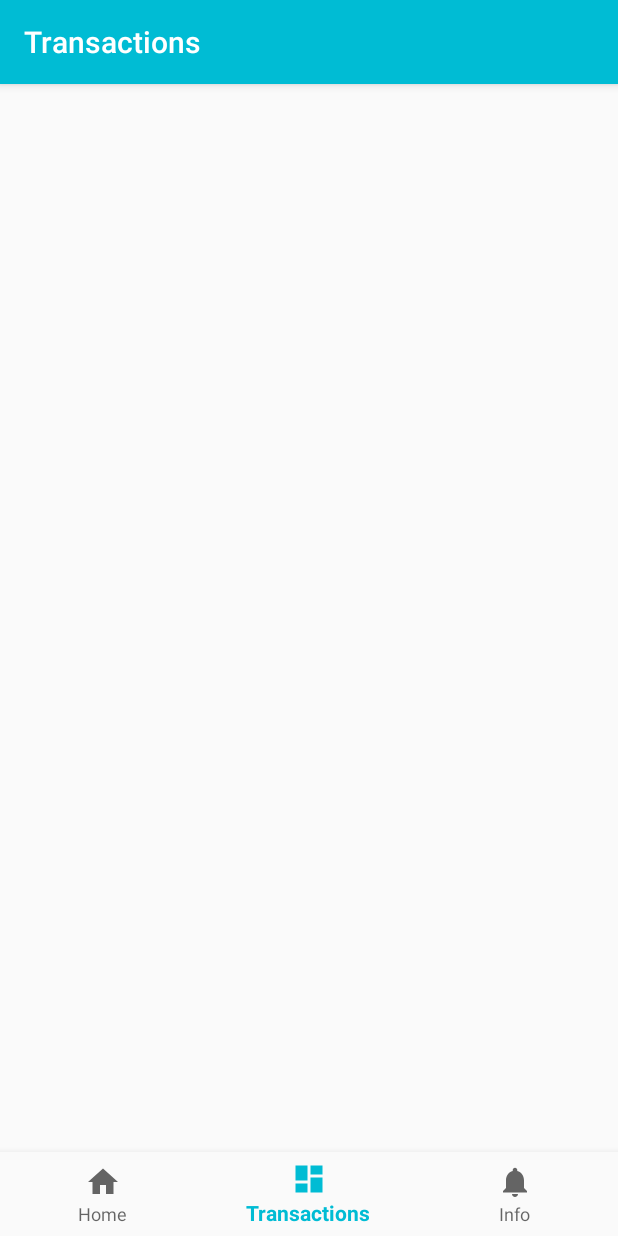
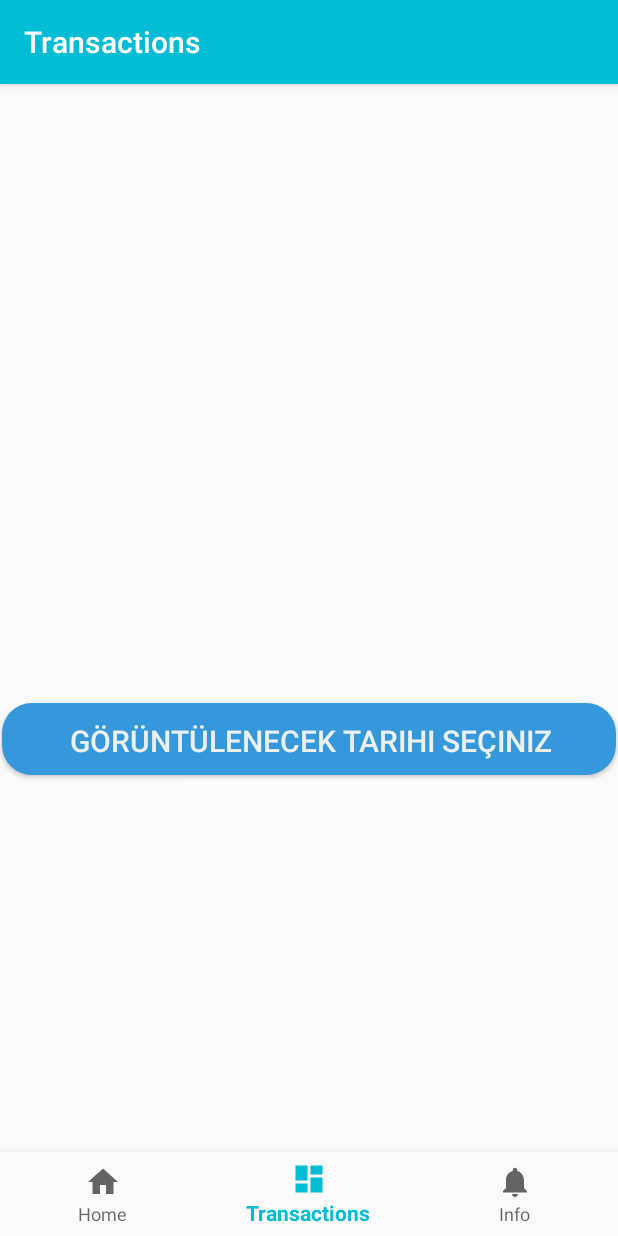
Before and after one commit to eraydertsiz/BudgetTracker, an Android app: the DashboardFragment screen opened through its navigation route, on a phone screen of 412 x 824 dp. Run offline under Robolectric (Android 15) with nearby library versions, the phone set to English and light mode, and no system bars; our stand-ins replace navigation-ui; libraries missing offline, so code that uses them is left out: lecho.lib.hellocharts; Roboto replaces fonts that are not available here; 12 statements that could not run were skipped.

Commit message:
Transactions datepicker

```diff
--- a/app/src/main/res/layout/fragment_dashboard.xml
+++ b/app/src/main/res/layout/fragment_dashboard.xml
@@ -7,13 +7,26 @@
 
 
     <LinearLayout
+        android:orientation="vertical"
         android:layout_width="match_parent"
-        android:layout_height="match_parent">
+        android:layout_height="match_parent"
+        android:paddingTop="48dp">
+
+        <Button
+            android:id="@+id/button_date"
+            android:layout_width="match_parent"
+            android:layout_height="wrap_content"
+            android:layout_margin="1dp"
+            android:background="@drawable/button"
+            android:text="Görüntülenecek Tarihi Seçiniz"
+            android:textColor="#ecf0f1"
+            android:textSize="20sp"
+            android:layout_marginBottom="16dp"/>
+
         <ListView
             android:id="@+id/transactions_listview"
             android:layout_width="match_parent"
             android:layout_height="wrap_content"
-            android:layout_marginTop="32dp"
             android:paddingBottom="24dp"
             app:layout_constraintTop_toTopOf="parent"
             app:layout_constraintBottom_toBottomOf="parent" />
--- a/app/src/main/res/menu/bottom_nav_menu.xml
+++ b/app/src/main/res/menu/bottom_nav_menu.xml
@@ -9,7 +9,7 @@
     <item
         android:id="@+id/navigation_dashboard"
         android:icon="@drawable/ic_dashboard_black_24dp"
-        android:title="@string/title_dashboard" />
+        android:title="Transactions" />
 
     <item
         android:id="@+id/navigation_notifications"
--- a/app/src/main/res/navigation/mobile_navigation.xml
+++ b/app/src/main/res/navigation/mobile_navigation.xml
@@ -21,7 +21,7 @@
     <fragment
         android:id="@+id/navigation_notifications"
         android:name="com.example.budgettrackerwithbottommenu.ui.notifications.NotificationsFragment"
-        android:label="Notifications"
+        android:label="Info"
         tools:layout="@layout/fragment_notifications" />
 
 </navigation>
```
Also changed, not shown: app/src/main/java/com/example/budgettrackerwithbottommenu/DatepickerTransactionsList.java (added, +50 -0 lines), app/src/main/java/com/example/budgettrackerwithbottommenu/database/DatabaseHelper.java (+25 -0 lines), app/src/main/java/com/example/budgettrackerwithbottommenu/ui/dashboard/DashboardFragment.java (+57 -4 lines), app/src/main/res/layout/transactions_list_row.xml (+0 -10 lines).
